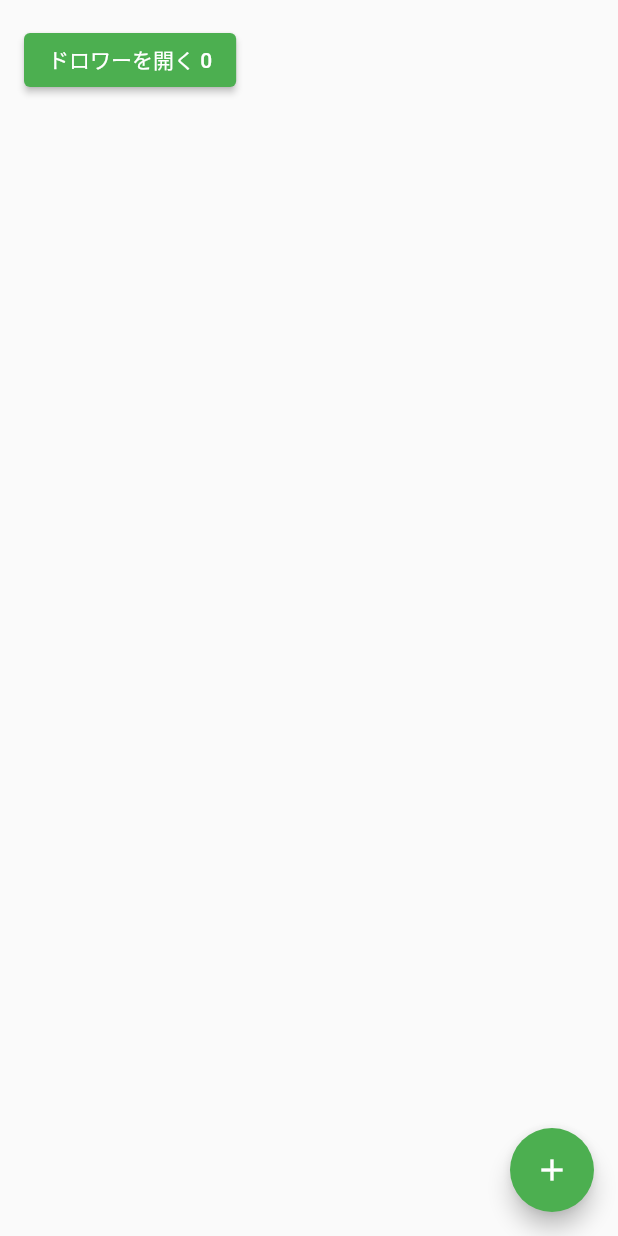
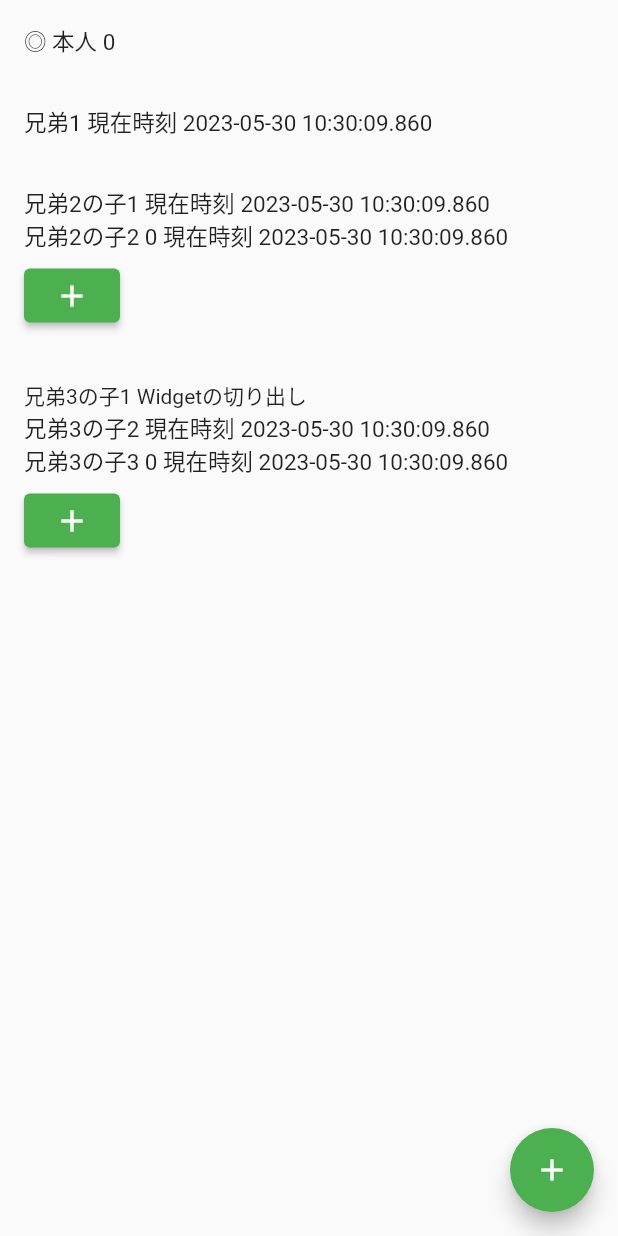
Before and after one commit to wakizaka24/flutter_test3, a Flutter app: the MaterialTest5Page screen opened directly, on a phone screen of 412 x 824 dp. Run offline on Flutter 3.47's test engine with Material 2 defaults, Android fonts, the phone set to English and light mode, and no system bars; our stand-ins replace auto_route, flutter_hooks, shared_preferences; missing offline and left inert: sqlite3; accounts and stored records are empty; generated files the repository leaves out were written again.

Commit message:
Flutter Fooksの機能を追加する

```diff
--- a/lib/f009_material_test5_page.dart
+++ b/lib/f009_material_test5_page.dart
@@ -1,7 +1,5 @@
 import 'package:flutter/material.dart';
 import 'package:flutter_hooks/flutter_hooks.dart';
-
-import 'f005_app_common.dart';
 
 class MaterialTest5Page extends HookWidget {
   const MaterialTest5Page({super.key, required this.heroTag});
@@ -9,23 +7,49 @@ class MaterialTest5Page extends HookWidget {
 
   @override
   Widget build(BuildContext context) {
-    final counter = useState(0);
+    final counter1 = useState(0);
+    final counter2 = useState(0);
 
     return Scaffold(
-      body: Padding(
-        padding: const EdgeInsets.all(16.0),
-        child: ElevatedButton(
-          child: Text('ドロワーを開く ${counter.value}'),
-          onPressed: () {
-            AppCommon().materialHomePageScaffoldKey.currentState!
-                .openEndDrawer();
-          },
-        ),
+      body: ListView(
+          scrollDirection: Axis.vertical,
+          padding: const EdgeInsets.only(
+            left: 16,
+            top: 16,
+            right: 16,
+            bottom: 16,
+          ),
+          children: [
+            Text('◎ 本人 ${counter1.value}',
+                style: const TextStyle(fontSize: 15)),
+            Container(height: 32),
+            Text('兄弟1 現在時刻 ${DateTime.now()}',
+                style: const TextStyle(fontSize: 15)),
+            Container(height: 32),
+            Column(
+              crossAxisAlignment: CrossAxisAlignment.start,
+              children: [
+                Text('兄弟2の子1 現在時刻 ${DateTime.now()}',
+                    style: const TextStyle(fontSize: 15)),
+                Text('兄弟2の子2 ${counter2.value} 現在時刻 ${DateTime.now()}',
+                    style: const TextStyle(fontSize: 15)),
+                Container(height: 5),
+                ElevatedButton(
+                  onPressed: () {
+                    counter2.value++;
+                  },
+                  child: const Icon(Icons.add),
+                ),
+              ],
+            ),
+            Container(height: 32),
+            const MaterialTest5Widget()
+          ]
       ),
       floatingActionButton: FloatingActionButton(
         heroTag: heroTag,
         onPressed: () {
-          counter.value++;
+          counter1.value++;
         },
         tooltip: 'インクリメント',
         child: const Icon(Icons.add),
@@ -33,3 +57,30 @@ class MaterialTest5Page extends HookWidget {
     );
   }
 }
+
+class MaterialTest5Widget extends HookWidget {
+  const MaterialTest5Widget({super.key});
+
+  @override
+  Widget build(BuildContext context) {
+    final counter3 = useState(0);
+
+    return Column(
+      crossAxisAlignment: CrossAxisAlignment.start,
+      children: [
+        const Text('兄弟3の子1 Widgetの切り出し'),
+        Text('兄弟3の子2 現在時刻 ${DateTime.now()}',
+            style: const TextStyle(fontSize: 15)),
+        Text('兄弟3の子3 ${counter3.value} 現在時刻 ${DateTime.now()}',
+            style: const TextStyle(fontSize: 15)),
+        Container(height: 5),
+        ElevatedButton(
+          onPressed: () {
+            counter3.value++;
+          },
+          child: const Icon(Icons.add),
+        ),
+      ],
+    );
+  }
+}
```
